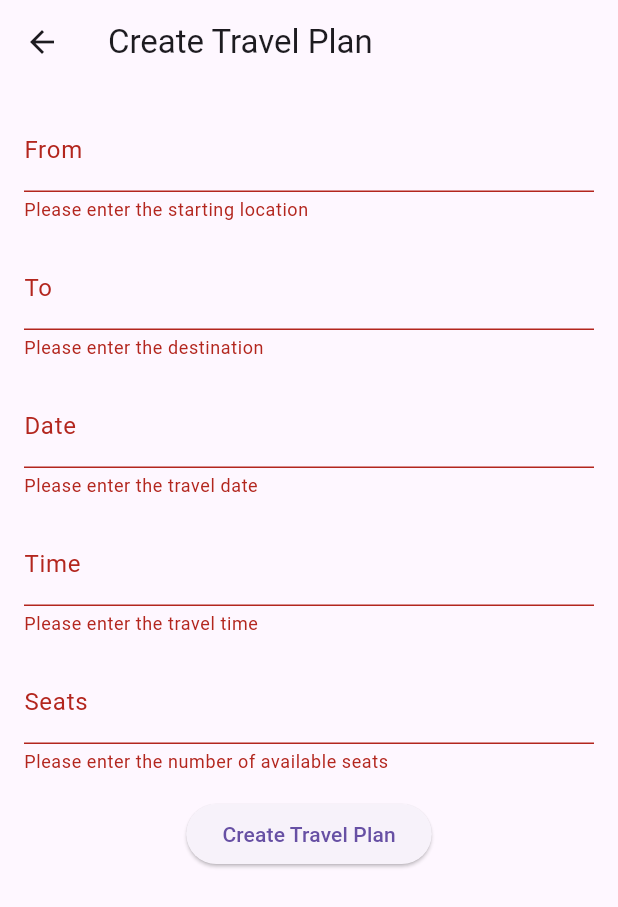
After one commit to AtharvMixraw/college-ride-connect, a Flutter app: the CreateTravelPlanScreen screen opened by its route, after a tap on "Create Travel Plan", on a phone screen of 412 x 824 dp. The commit adds this screen. Shown: the top 907 px of the screen. Run offline on Flutter 3.47's test engine with Material 3 defaults, Android fonts, the light colour scheme and no system bars.

Commit message:
create/searc plan options implementation

```diff
--- a/lib/app.dart
+++ b/lib/app.dart
@@ -4,6 +4,9 @@ import 'screens/auth/login_screen.dart';
 import 'screens/auth/register_screen.dart';
 import 'screens/profile/profile_screen.dart';
 import 'screens/profile/edit_profile_screen.dart'; // Add this new import
+import 'screens/travel_plan/create_travel_plan_screen.dart';
+import 'screens/travel_plan/search_travel_plan_screen.dart';
+
 
 class CollegeRideConnectApp extends StatelessWidget {
   const CollegeRideConnectApp({Key? key}) : super(key: key);
@@ -23,6 +26,8 @@ class CollegeRideConnectApp extends StatelessWidget {
         '/register': (context) => const RegisterScreen(),
         '/profile': (context) =>  ProfileScreen(),
         '/edit_profile': (context) => EditProfileScreen(userProfile: {}), // Add this new route
+        '/create_travel_plan': (context) => CreateTravelPlanScreen(),
+        '/search_travel_plan': (context) => SearchTravelPlanScreen(),
       },
     );
   }
--- a/lib/screens/travel_plan/create_travel_plan_screen.dart
+++ b/lib/screens/travel_plan/create_travel_plan_screen.dart
@@ -0,0 +1,23 @@
+import 'package:flutter/material.dart';
+import 'package:college_ride_connect/widgets/travel_plan_list.dart';
+import 'package:college_ride_connect/widgets/travel_plan_form.dart';
+
+class CreateTravelPlanScreen extends StatefulWidget {
+  @override
+  _CreateTravelPlanScreenState createState() => _CreateTravelPlanScreenState();
+}
+
+class _CreateTravelPlanScreenState extends State<CreateTravelPlanScreen> {
+  @override
+  Widget build(BuildContext context) {
+    return Scaffold(
+      appBar: AppBar(
+        title: Text('Create Travel Plan'),
+      ),
+      body: Padding(
+        padding: const EdgeInsets.all(16.0),
+        child: TravelPlanForm(),
+      ),
+    );
+  }
+}
--- a/lib/screens/travel_plan/search_travel_plan_screen.dart
+++ b/lib/screens/travel_plan/search_travel_plan_screen.dart
@@ -0,0 +1,39 @@
+import 'package:flutter/material.dart';
+import 'package:college_ride_connect/widgets/travel_plan_list.dart';
+
+class SearchTravelPlanScreen extends StatefulWidget {
+  @override
+  _SearchTravelPlanScreenState createState() => _SearchTravelPlanScreenState();
+}
+
+class _SearchTravelPlanScreenState extends State<SearchTravelPlanScreen> {
+  // Placeholder travel plan data
+  final List<Map<String, dynamic>> _travelPlans = [
+    {
+      'from': 'Location A',
+      'to': 'Location B',
+      'date': '2023-06-01',
+      'time': '10:00 AM',
+      'seats': 3,
+      'passengers': ['John', 'Jane', 'Bob'],
+    },
+    {
+      'from': 'Location C',
+      'to': 'Location D',
+      'date': '2023-06-02',
+      'time': '2:00 PM',
+      'seats': 2,
+      'passengers': ['Alice', 'Charlie'],
+    },
+  ];
+
+  @override
+  Widget build(BuildContext context) {
+    return Scaffold(
+      appBar: AppBar(
+        title: Text('Search Travel Plans'),
+      ),
+      body: TravelPlanList(_travelPlans),
+    );
+  }
+}
--- a/lib/widgets/travel_plan_card.dart
+++ b/lib/widgets/travel_plan_card.dart
@@ -0,0 +1,67 @@
+import 'package:flutter/material.dart';
+
+class TravelPlanCard extends StatelessWidget {
+  final String from;
+  final String to;
+  final String date;
+  final String time;
+  final int seats;
+  final List<String> passengers;
+
+  TravelPlanCard({
+    required this.from,
+    required this.to,
+    required this.date,
+    required this.time,
+    required this.seats,
+    required this.passengers,
+  });
+
+  @override
+  Widget build(BuildContext context) {
+    return Card(
+      child: Padding(
+        padding: const EdgeInsets.all(16.0),
+        child: Column(
+          crossAxisAlignment: CrossAxisAlignment.start,
+          children: [
+            Text(
+              '$from -> $to',
+              style: TextStyle(
+                fontSize: 18,
+                fontWeight: FontWeight.bold,
+              ),
+            ),
+            SizedBox(height: 8),
+            Text('Date: $date'),
+            SizedBox(height: 4),
+            Text('Time: $time'),
+            SizedBox(height: 4),
+            Text('Seats: $seats'),
+            SizedBox(height: 8),
+            Text('Passengers: ${passengers.join(', ')}'),
+            SizedBox(height: 16),
+            Row(
+              mainAxisAlignment: MainAxisAlignment.end,
+              children: [
+                ElevatedButton(
+                  onPressed: () {
+                    // Handle join ride button press
+                  },
+                  child: Text('Join Ride'),
+                ),
+                SizedBox(width: 8),
+                ElevatedButton(
+                  onPressed: () {
+                    // Handle request ride button press
+                  },
+                  child: Text('Request Ride'),
+                ),
+              ],
+            ),
+          ],
+        ),
+      ),
+    );
+  }
+}
--- /dev/null
+++ b/lib/widgets/travel_plan_form.dart
@@ -0,0 +1,104 @@
+import 'package:flutter/material.dart';
+
+class TravelPlanForm extends StatefulWidget {
+  @override
+  _TravelPlanFormState createState() => _TravelPlanFormState();
+}
+
+class _TravelPlanFormState extends State<TravelPlanForm> {
+  final _formKey = GlobalKey<FormState>();
+  final _fromController = TextEditingController();
+  final _toController = TextEditingController();
+  final _dateController = TextEditingController();
+  final _timeController = TextEditingController();
+  final _seatsController = TextEditingController();
+
+  @override
+  Widget build(BuildContext context) {
+    return Form(
+      key: _formKey,
+      child: Column(
+        children: [
+          TextFormField(
+            controller: _fromController,
+            decoration: InputDecoration(
+              labelText: 'From',
+            ),
+            validator: (value) {
+              if (value == null || value.isEmpty) {
+                return 'Please enter the starting location';
+              }
+              return null;
+            },
+          ),
+          SizedBox(height: 16),
+          TextFormField(
+            controller: _toController,
+            decoration: InputDecoration(
+              labelText: 'To',
+            ),
+            validator: (value) {
+              if (value == null || value.isEmpty) {
+                return 'Please enter the destination';
+              }
+              return null;
+            },
+          ),
+          SizedBox(height: 16),
+          TextFormField(
+            controller: _dateController,
+            decoration: InputDecoration(
+              labelText: 'Date',
+            ),
+            validator: (value) {
+              if (value == null || value.isEmpty) {
+                return 'Please enter the travel date';
+              }
+              return null;
+            },
+          ),
+          SizedBox(height: 16),
+          TextFormField(
+            controller: _timeController,
+            decoration: InputDecoration(
+              labelText: 'Time',
+            ),
+            validator: (value) {
+              if (value == null || value.isEmpty) {
+                return 'Please enter the travel time';
+              }
+              return null;
+            },
+          ),
+          SizedBox(height: 16),
+          TextFormField(
+            controller: _seatsController,
+            decoration: InputDecoration(
+              labelText: 'Seats',
+            ),
+            validator: (value) {
+              if (value == null || value.isEmpty) {
+                return 'Please enter the number of available seats';
+              }
+              return null;
+            },
+          ),
+          SizedBox(height: 16),
+          ElevatedButton(
+            onPressed: () {
+              if (_formKey.currentState!.validate()) {
+                // Handle form submission
+                print('From: ${_fromController.text}');
+                print('To: ${_toController.text}');
+                print('Date: ${_dateController.text}');
+                print('Time: ${_timeController.text}');
+                print('Seats: ${_seatsController.text}');
+              }
+            },
+            child: Text('Create Travel Plan'),
+          ),
+        ],
+      ),
+    );
+  }
+}
--- /dev/null
+++ b/lib/widgets/travel_plan_list.dart
@@ -0,0 +1,26 @@
+import 'package:flutter/material.dart';
+import 'travel_plan_card.dart';
+
+class TravelPlanList extends StatelessWidget {
+  final List<Map<String, dynamic>> travelPlans;
+
+  TravelPlanList(this.travelPlans);
+
+  @override
+  Widget build(BuildContext context) {
+    return ListView.builder(
+      itemCount: travelPlans.length,
+      itemBuilder: (context, index) {
+        final travelPlan = travelPlans[index];
+        return TravelPlanCard(
+          from: travelPlan['from'],
+          to: travelPlan['to'],
+          date: travelPlan['date'],
+          time: travelPlan['time'],
+          seats: travelPlan['seats'],
+          passengers: travelPlan['passengers'],
+        );
+      },
+    );
+  }
+}
```
Also changed, not shown: lib/screens/profile/profile_screen.dart (+29 -1 lines).
